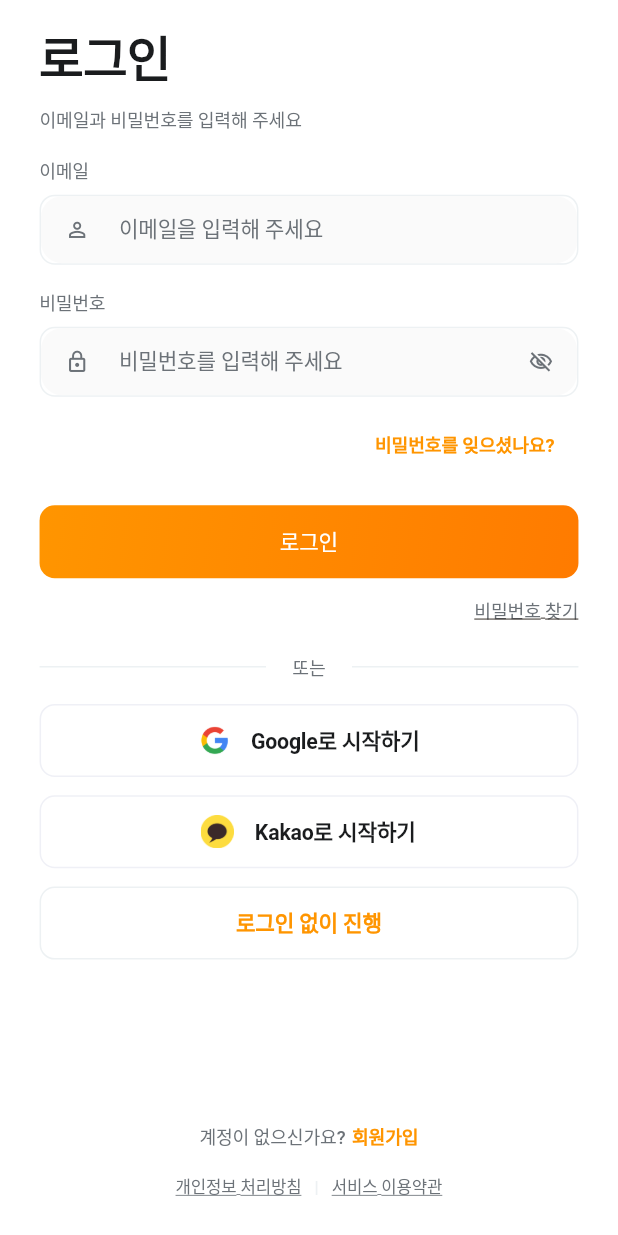
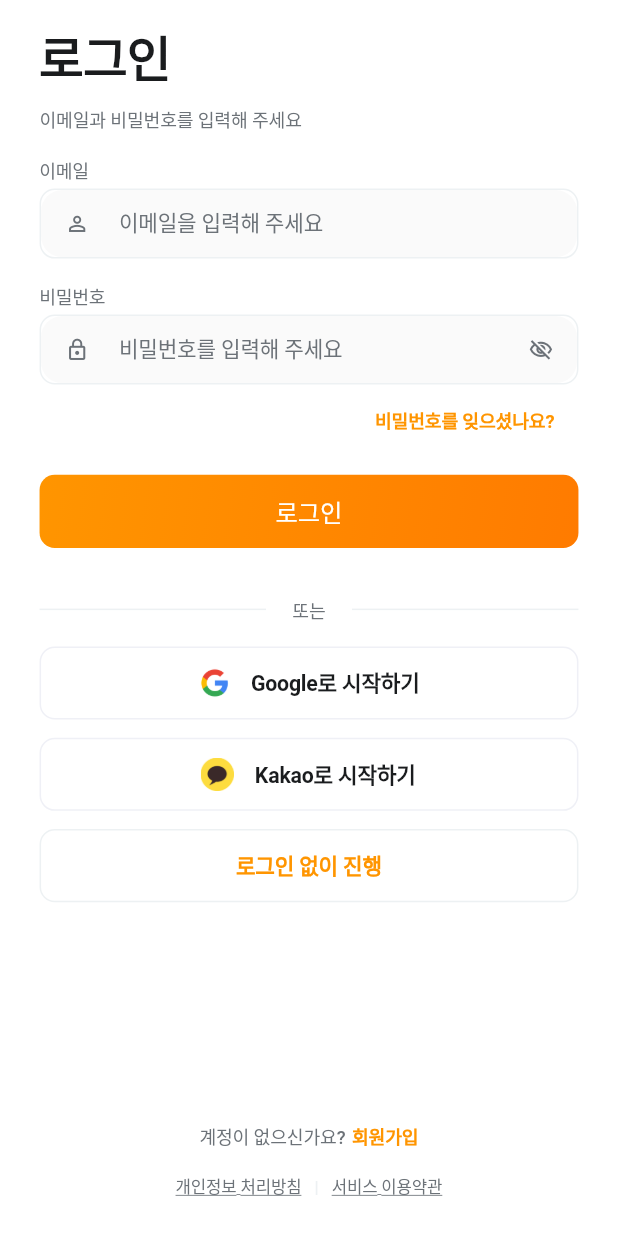
Before and after one commit to ggorockee/ojeomneo, a Flutter app: the screen it shows after launch, on a phone screen of 412 x 824 dp. Run offline on Flutter 3.47's test engine with Material 3 defaults, Android fonts, the phone set to English and light mode, and no system bars; our stand-ins replace cached_network_image, device_info_plus, firebase_auth, firebase_core, flutter_colorpicker, flutter_dotenv and 7 more; missing offline and left inert: kakao_flutter_sdk, kakao_flutter_sdk_common; accounts and stored records are empty; Roboto replaces fonts that are missing (Pretendard).

Commit message:
fix(mobile): 로그인 화면 간격 미세 조정 및 gitignore 업데이트 (#115)
- 로그인 버튼 폰트 크기 14.sp -> 16.sp로 증가
- 입력 필드 간 간격 미세 조정 (8.h -> 4.h)
- 로그인 버튼 상단 간격 조정 (16.h -> 12.h)
- 중복된 비밀번호 찾기 링크 제거
- gitignore에 my_request.txt 추가
- auth_response.dart 줄바꿈 정리

```diff
--- a/mobile/lib/screens/login_screen.dart
+++ b/mobile/lib/screens/login_screen.dart
@@ -190,7 +190,7 @@ class _LoginScreenState extends State<LoginScreen> {
                       // 비밀번호 입력 필드
                       _buildPasswordField(),
 
-                      SizedBox(height: 8.h),
+                      // SizedBox(height: 4.h),
 
                       // 비밀번호 찾기 (비밀번호 필드 바로 아래)
                       Align(
@@ -212,7 +212,7 @@ class _LoginScreenState extends State<LoginScreen> {
                         ),
                       ),
 
-                      SizedBox(height: 16.h),
+                      SizedBox(height: 12.h),
 
                         // 로그인 버튼
                         _buildLoginButton(),
@@ -220,7 +220,7 @@ class _LoginScreenState extends State<LoginScreen> {
                         SizedBox(height: 12.h),
 
                         // 비밀번호 찾기 링크
-                        _buildForgotPasswordLink(),
+                        // _buildForgotPasswordLink(),
 
                         SizedBox(height: 20.h),
 
@@ -321,7 +321,7 @@ class _LoginScreenState extends State<LoginScreen> {
             letterSpacing: -0.24,
           ),
         ),
-        SizedBox(height: 8.h),
+        SizedBox(height: 4.h),
         Container(
           height: 46.h,
           decoration: BoxDecoration(
@@ -379,7 +379,7 @@ class _LoginScreenState extends State<LoginScreen> {
             letterSpacing: -0.24,
           ),
         ),
-        SizedBox(height: 8.h),
+        SizedBox(height: 4.h),
         Container(
           height: 46.h,
           decoration: BoxDecoration(
@@ -467,7 +467,7 @@ class _LoginScreenState extends State<LoginScreen> {
             : Text(
                 '로그인',
                 style: TextStyle(
-                  fontSize: 14.sp,
+                  fontSize: 16.sp,
                   fontWeight: FontWeight.w500,
                   letterSpacing: -0.14,
                 ),
```
Also changed, not shown: mobile/lib/models/auth_response.dart (line endings or trailing spaces), 1 other file.
